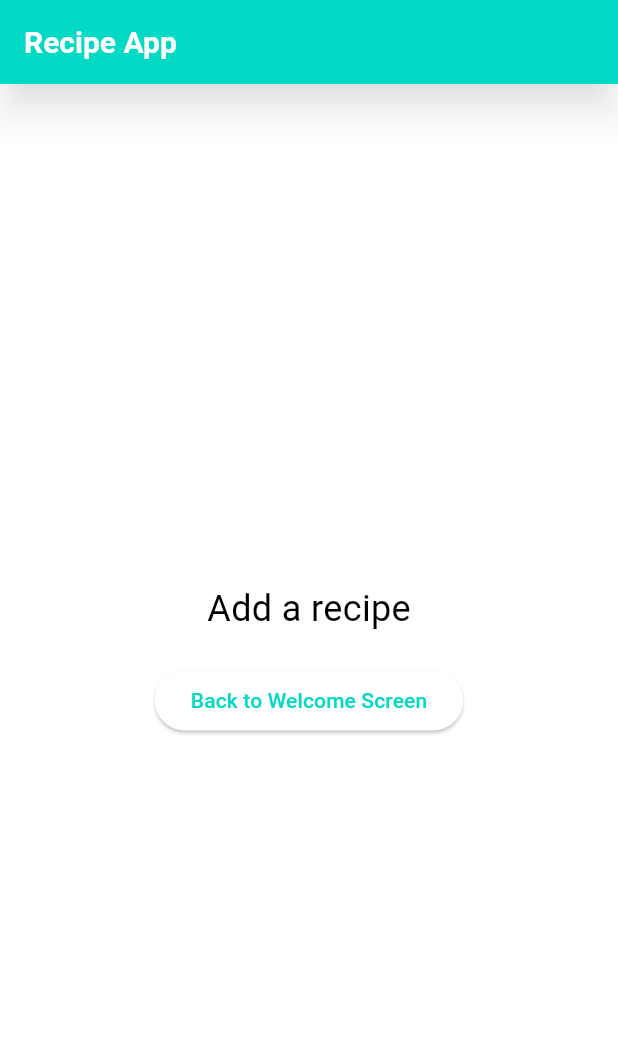
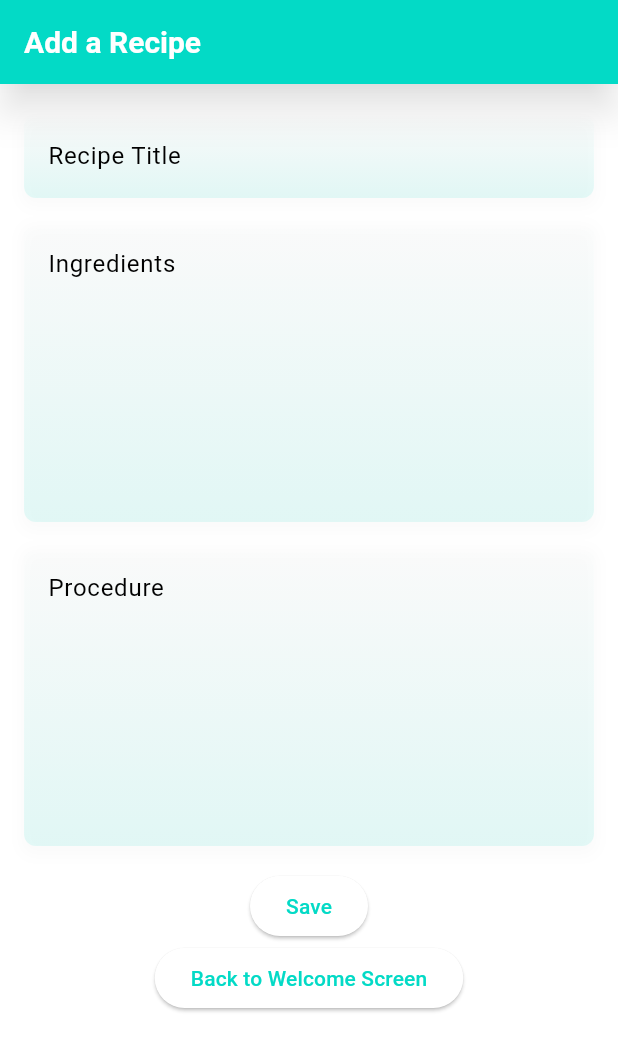
Before and after one commit to BerglindBKK/Lokaverkefni, a Flutter app: the screen it shows after launch, after a tap on "ALL RECIPES", after a tap on "Back to Welcome Screen", after a tap on "ADD A RECIPE", on a phone screen of 412 x 824 dp. Shown: the top 1051 px of the screen. Run offline on Flutter 3.47's test engine with Material 3 defaults, Android fonts, the light colour scheme and no system bars; network calls fail.

Commit message:
Add recipe layout, dynamic appbar text

```diff
--- a/lib/recipe_app/recipe_app.dart
+++ b/lib/recipe_app/recipe_app.dart
@@ -14,6 +14,7 @@ class RecipeApp extends StatefulWidget {
 class _RecipeAppState extends State<RecipeApp> {
   // Sets the default screen to the welcome screen
   String activeScreen = 'welcome-screen';
+  String appBarTitle = "Recipe App";
 
   // Switches to the active screen
   void switchScreen(String screen) {
@@ -34,12 +35,15 @@ class _RecipeAppState extends State<RecipeApp> {
     switch (activeScreen) {
       case 'all-recipes':
         screenWidget = AllRecipesScreen(onBack: () => switchScreen('welcome-screen'));
+        appBarTitle = "All Recipes";
         break;
       case 'add-recipes':
-        screenWidget = AddRecipesScreen(onBack: () => switchScreen('welcome-screen'));
+        screenWidget = AddRecipesScreen(onBack: () => switchScreen('welcome-screen'), title: appBarTitle);
+        appBarTitle = "Add a Recipe";
         break;
       default:
         screenWidget = WelcomeScreen(onNavigate: switchScreen);
+        appBarTitle = "Welcome"; // Set AppBar title for WelcomeScreen
     }
 
     return MaterialApp(
@@ -48,7 +52,7 @@ class _RecipeAppState extends State<RecipeApp> {
       //themeMode: ThemeMode.light, // Force the app to always use the light theme
       home: Scaffold(
         appBar: AppBar(
-          title: const Text("Recipe App"),
+          title: Text(appBarTitle),
           elevation: 10, // Controls how high the shadow appears
           // Set shadowColor to customize the shadow color
           shadowColor: Colors.black.withOpacity(0.5), // Customize the shadow colo
--- a/lib/recipe_app/screens/add_recipe.dart
+++ b/lib/recipe_app/screens/add_recipe.dart
@@ -1,18 +1,54 @@
 import 'package:flutter/material.dart';
+import 'package:lokaverkefni/widgets/custom_input_container.dart';
 
 class AddRecipesScreen extends StatelessWidget {
-  const AddRecipesScreen({super.key, required this.onBack});
+  final VoidCallback onBack;
+  final String title;
 
-  final VoidCallback onBack;
+  const AddRecipesScreen({super.key, required this.onBack, required this.title});
 
   @override
   Widget build(BuildContext context) {
+    // Create a TextEditingController to manage the title input
+    //final TextEditingController titleController = TextEditingController();
+
     return Center(
       child: Column(
-        mainAxisAlignment: MainAxisAlignment.center,
+        mainAxisAlignment: MainAxisAlignment.start,
+        crossAxisAlignment: CrossAxisAlignment.center,
         children: [
-          const Text('Add a recipe', style: TextStyle(fontSize: 24)),
+          //const Text('Add a recipe', style: TextStyle(fontSize: 24)),
           const SizedBox(height: 20),
+
+          //Title container
+          const CustomInputContainer(
+            labelText: 'Recipe Title',  // Custom label for this instance
+            //controller: titleController,  // Pass the controller
+          ),
+          //
+
+          //Ingredients
+          const CustomInputContainer(
+            labelText: 'Ingredients',  // Custom label for this instance
+            //controller: ingredientsController,  // Pass the controller
+            height: 200,
+          ),
+          //
+
+          //Procedure
+          const CustomInputContainer(
+            labelText: 'Procedure', // Custom label for this instance
+            //controller: procedureController,  // Pass the controller
+            height: 200,
+          ),
+
+          //Save to file
+          ElevatedButton(
+            onPressed: onBack,
+            child: const Text('Save'),
+          ),
+
+          //back to welcome screen
           ElevatedButton(
             onPressed: onBack,
             child: const Text('Back to Welcome Screen'),
--- a/lib/recipe_app/screens/welcome_screen.dart
+++ b/lib/recipe_app/screens/welcome_screen.dart
@@ -1,5 +1,5 @@
 import 'package:flutter/material.dart';
-import 'package:lokaverkefni/buttons/main_screen_button.dart';
+import 'package:lokaverkefni/widgets/main_screen_button.dart';
 import 'package:lokaverkefni/theme.dart';
 
 class WelcomeScreen extends StatelessWidget {
--- a/lib/theme.dart
+++ b/lib/theme.dart
@@ -5,7 +5,7 @@ const kColorScheme = ColorScheme(
 
   //primary: Color(0xFF6200EE), // Primary color
   primary: Color(0xFF03DAC6), // Primary color
-  onPrimary: Colors.white,
+  onPrimary: Color(0xFFAFF4EE),
   secondary: Color(0xFF03DAC6), // Secondary color
   onSecondary: Colors.black,
   //background: Color(0xFFF1F1F1),
--- /dev/null
+++ b/lib/widgets/custom_input_container.dart
@@ -0,0 +1,62 @@
+import 'package:flutter/material.dart';
+
+//widget for a custom container
+class CustomInputContainer extends StatelessWidget {
+  final String labelText;
+  //final TextEditingController controller;
+  final double? height;  // Optional height for the container
+
+  const CustomInputContainer({
+    super.key,
+    required this.labelText,
+    //required this.controller,
+    this.height,  // Optional height
+  });
+
+  @override
+  Widget build(BuildContext context) {
+    return Container(
+      width: double.infinity,
+      padding: const EdgeInsets.symmetric(vertical: 0, horizontal: 16),
+      margin: const EdgeInsets.only(bottom: 16, right: 16, left: 16),
+      decoration: BoxDecoration(
+        //border: Border.all(color: Theme.of(context).colorScheme.secondary), // Use secondary color from the theme
+        //color: Theme.of(context).colorScheme.onPrimary,
+        gradient: LinearGradient(
+          colors: [
+            Theme.of(context).colorScheme.primary.withOpacity(0.1),
+            Theme.of(context).colorScheme.primary.withOpacity(0.0)
+          ],
+          begin: Alignment.bottomCenter,
+          end: Alignment.topCenter,
+        ),
+        borderRadius: BorderRadius.circular(8),
+        boxShadow: [
+          BoxShadow(
+            color: Theme.of(context).colorScheme.onSurface.withOpacity(0.02), // Light shadow color
+            offset: const Offset(0, 4), // Shadow position
+            blurRadius: 8, // Shadow blur
+            spreadRadius: 2, // Spread shadow a bit
+          ),
+        ],
+      ),
+        child: SizedBox(
+          height: height,  // Ensure the height is applied here
+          child: SingleChildScrollView(
+            scrollDirection: Axis.vertical,  // Scroll vertically
+            child: TextField(
+              //controller: controller,
+              maxLines: null,  // Allow the TextField to expand vertically
+              keyboardType: TextInputType.multiline,
+              decoration: InputDecoration(
+                labelText: labelText,
+                labelStyle: TextStyle(color: Theme.of(context).colorScheme.onSurface),
+                border: InputBorder.none,
+                contentPadding: const EdgeInsets.symmetric(vertical: 8.0),
+              ),
+            ),
+          ),
+        ),
+    );
+  }
+}
```
Also changed, not shown: lib/widgets/main_screen_button.dart (renamed from lib/buttons/main_screen_button.dart).
